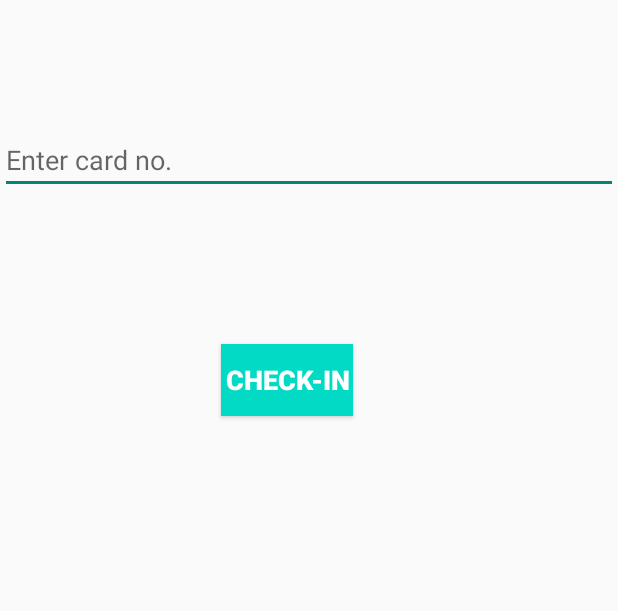
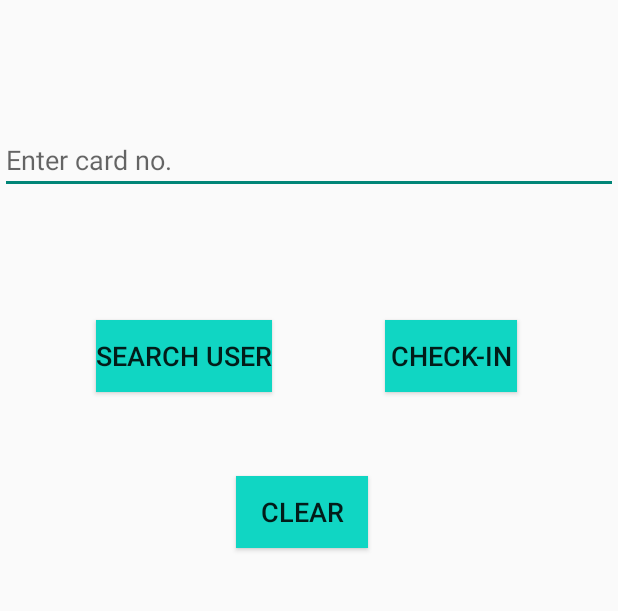
Before and after one commit to Gautime/NITC-Swimming-Pool-App, an Android app: the checkin screen opened directly, with no data from a screen before it, after a tap on "CHECK-IN", on a phone screen of 412 x 824 dp, the part 84-695 px from its top. Run offline under Robolectric (Android 15) with nearby library versions, the phone set to English and light mode, and no system bars; our stand-ins replace Firebase (no records; nobody signed in at launch, a user with empty details on screens opened directly).

Commit message:
Checkin implemented with checkin date and time

```diff
--- a/PoolManagement/app/src/main/java/com/example/poolmanagement/checkin.java
+++ b/PoolManagement/app/src/main/java/com/example/poolmanagement/checkin.java
@@ -14,6 +14,7 @@ import android.view.MenuInflater;
 import android.view.MenuItem;
 import android.view.View;
 import android.widget.EditText;
+import android.widget.TextView;
 import android.widget.Toast;
 
 import com.google.android.gms.tasks.OnCompleteListener;
@@ -23,6 +24,8 @@ import com.google.firebase.firestore.FirebaseFirestore;
 import com.google.firebase.firestore.SetOptions;
 import com.google.firebase.firestore.DocumentSnapshot;
 
+import java.text.SimpleDateFormat;
+import java.util.Date;
 import java.util.HashMap;
 import java.util.Map;
 
@@ -30,6 +33,7 @@ import java.util.Map;
 public class checkin extends AppCompatActivity {
 
     EditText card_no;
+    TextView details;
 
     @Override
     protected void onCreate(Bundle savedInstanceState) {
@@ -38,6 +42,7 @@ public class checkin extends AppCompatActivity {
         Toolbar toolbar = findViewById(R.id.toolbar_checkin);
         setSupportActionBar(toolbar);
         card_no = (EditText) findViewById(R.id.editText_checkin);
+        details = (TextView) findViewById((R.id.textView_userdetails));
 
     }
     @Override
@@ -79,6 +84,26 @@ public class checkin extends AppCompatActivity {
 
         final FirebaseFirestore db = FirebaseFirestore.getInstance();
         final CollectionReference userref = db.collection("user");
+        final CollectionReference checkinref = db.collection("checkin");
+
+        SimpleDateFormat formatter = new SimpleDateFormat("MM/dd/yyyy");
+        Date date = new Date();
+        String checkindate = formatter.format(date);
+
+        SimpleDateFormat formatter1 = new SimpleDateFormat("HH:mm:ss");
+        Date time = new Date();
+        String checkintime = formatter1.format(time);
+
+        //Toast.makeText(checkin.this,"Date is :"+datewa + "and time is : "+timewa,Toast.LENGTH_LONG).show();
+
+        System.out.println(formatter.format(date));
+
+        Map<Object,String> check  = new HashMap<>();
+        check.put("card",cardno);
+        check.put("date", checkindate);
+        check.put("time", checkintime);
+        checkinref.document(cardno).set(check, SetOptions.merge());
+
         db.collection("user").document(cardno).get().addOnCompleteListener(new OnCompleteListener<DocumentSnapshot>() {
             @Override
             public void onComplete(@NonNull Task<DocumentSnapshot> task) {
@@ -121,9 +146,52 @@ public class checkin extends AppCompatActivity {
 
                 }
                 else {
-                    Toast.makeText(checkin.this,"User not found!",Toast.LENGTH_SHORT).show();
+                    Toast.makeText(checkin.this,"Cannot complete checkin at the moment!",Toast.LENGTH_SHORT).show();
                 }
             }
         });
     }
+
+    public void searchuser(View view) {
+
+        final String cardno = card_no.getText().toString();
+
+
+        final FirebaseFirestore db = FirebaseFirestore.getInstance();
+        final CollectionReference userref = db.collection("user");
+        db.collection("user").document(cardno).get().addOnCompleteListener(new OnCompleteListener<DocumentSnapshot>() {
+            @Override
+            public void onComplete(@NonNull Task<DocumentSnapshot> task) {
+                if(task.isSuccessful()) {
+                    DocumentSnapshot document = task.getResult();
+                    if(document.exists()) {
+                        //Toast.makeText(checkin.this,"User found",Toast.LENGTH_SHORT).show();
+                        int visit =  document.getLong("Visits").intValue();
+                        String name = document.get("Name").toString();
+                        String validity = document.get("Validity").toString();
+                        details.setText("User details are found as : \n Name : " + name + "\n Remaining visits :"+visit+"\n Validity upto : "+validity);
+                        Toast.makeText(checkin.this,"Visits are:"+visit,Toast.LENGTH_SHORT).show();
+
+
+                    }
+                    else{
+                        Toast.makeText(checkin.this,"User does not exist!",Toast.LENGTH_SHORT).show();
+
+                        card_no.setText("");
+                    }
+
+                }
+                else {
+                    Toast.makeText(checkin.this,"Cannot complete query at the moment!",Toast.LENGTH_SHORT).show();
+                }
+            }
+        });
+
+    }
+
+    public void clearscreen(View view) {
+
+        card_no.setText("");
+        details.setText("");
+    }
 }
--- a/PoolManagement/app/src/main/res/layout/activity_checkin.xml
+++ b/PoolManagement/app/src/main/res/layout/activity_checkin.xml
@@ -21,22 +21,20 @@
         app:layout_constraintStart_toStartOf="parent"
         app:layout_constraintTop_toBottomOf="@+id/toolbar_checkin" />
 
+
     <Button
         android:id="@+id/button_checkin"
-        style="@android:style/Widget.Material.Button.Colored"
         android:layout_width="wrap_content"
         android:layout_height="wrap_content"
-        android:background="@color/colorAccent"
+        android:layout_marginTop="84dp"
+        android:background="#10D6C3"
         android:onClick="checkinuser"
         android:text="@string/button_checkin"
         android:textSize="18sp"
-        android:textStyle="bold"
-        app:layout_constraintBottom_toBottomOf="parent"
         app:layout_constraintEnd_toEndOf="parent"
-        app:layout_constraintHorizontal_bias="0.454"
-        app:layout_constraintStart_toStartOf="parent"
-        app:layout_constraintTop_toBottomOf="@+id/editText_checkin"
-        app:layout_constraintVertical_bias="0.169" />
+        app:layout_constraintHorizontal_bias="0.53"
+        app:layout_constraintStart_toEndOf="@+id/button_search"
+        app:layout_constraintTop_toBottomOf="@+id/editText_checkin" />
 
     <androidx.appcompat.widget.Toolbar
         android:id="@+id/toolbar_checkin"
@@ -52,4 +50,44 @@
         app:title="Pool Management"
         app:titleTextColor="#E8DEDE" />
 
+    <Button
+        android:id="@+id/button_search"
+        android:layout_width="wrap_content"
+        android:layout_height="wrap_content"
+        android:layout_marginStart="64dp"
+        android:layout_marginLeft="64dp"
+        android:layout_marginTop="84dp"
+        android:background="#10D6C3"
+        android:gravity="center"
+        android:onClick="searchuser"
+        android:text="@string/button_search"
+        android:textSize="18sp"
+        app:layout_constraintStart_toStartOf="parent"
+        app:layout_constraintTop_toBottomOf="@+id/editText_checkin" />
+
+    <TextView
+        android:id="@+id/textView_userdetails"
+        android:layout_width="wrap_content"
+        android:layout_height="wrap_content"
+        android:textSize="18sp"
+        android:textStyle="bold"
+        app:layout_constraintBottom_toBottomOf="parent"
+        app:layout_constraintEnd_toEndOf="parent"
+        app:layout_constraintStart_toStartOf="parent"
+        app:layout_constraintTop_toBottomOf="@+id/button_clear" />
+
+    <Button
+        android:id="@+id/button_clear"
+        android:layout_width="wrap_content"
+        android:layout_height="wrap_content"
+        android:layout_marginTop="56dp"
+        android:background="#10D6C3"
+        android:text="@string/button_clear"
+        android:textSize="18sp"
+        app:layout_constraintEnd_toEndOf="parent"
+        app:layout_constraintHorizontal_bias="0.486"
+        app:layout_constraintStart_toStartOf="parent"
+        app:layout_constraintTop_toBottomOf="@+id/button_search"
+        android:onClick="clearscreen"/>
+
 </androidx.constraintlayout.widget.ConstraintLayout>
--- a/PoolManagement/app/src/main/res/values/strings.xml
+++ b/PoolManagement/app/src/main/res/values/strings.xml
@@ -72,4 +72,6 @@
     <string name="et_validityDate">Select Date</string>
     <string name="tv_validity">Validity</string>
     <string name="et_validity">Select Date</string>
+    <string name="button_search">Search User</string>
+    <string name="button_clear">Clear</string>
 </resources>
```
